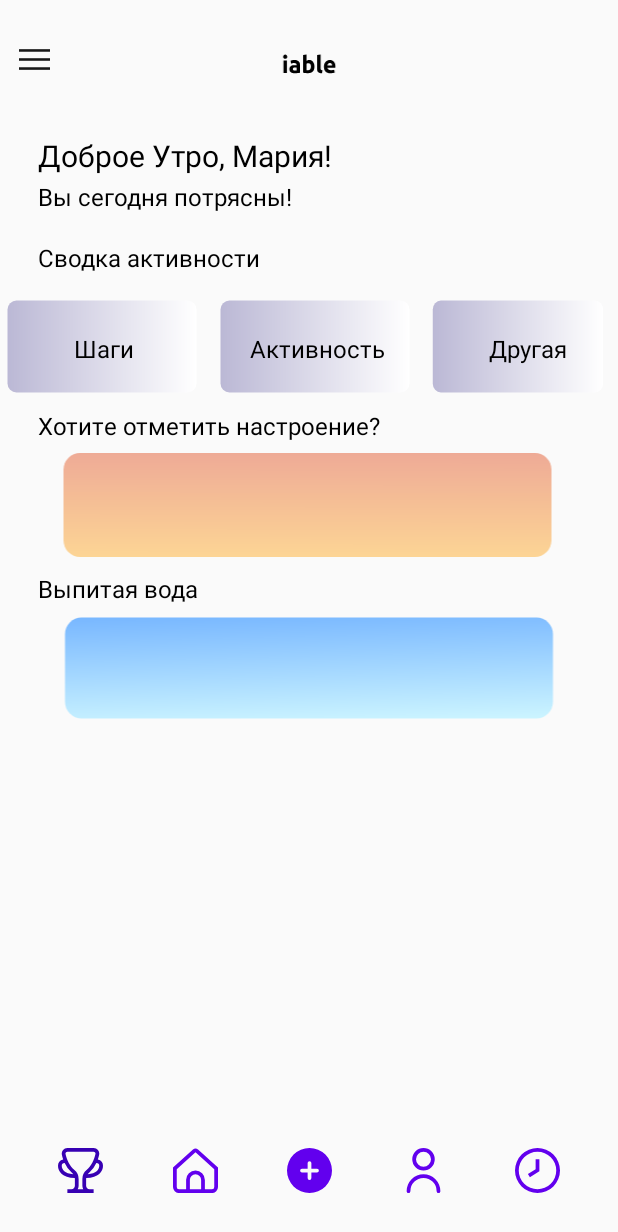
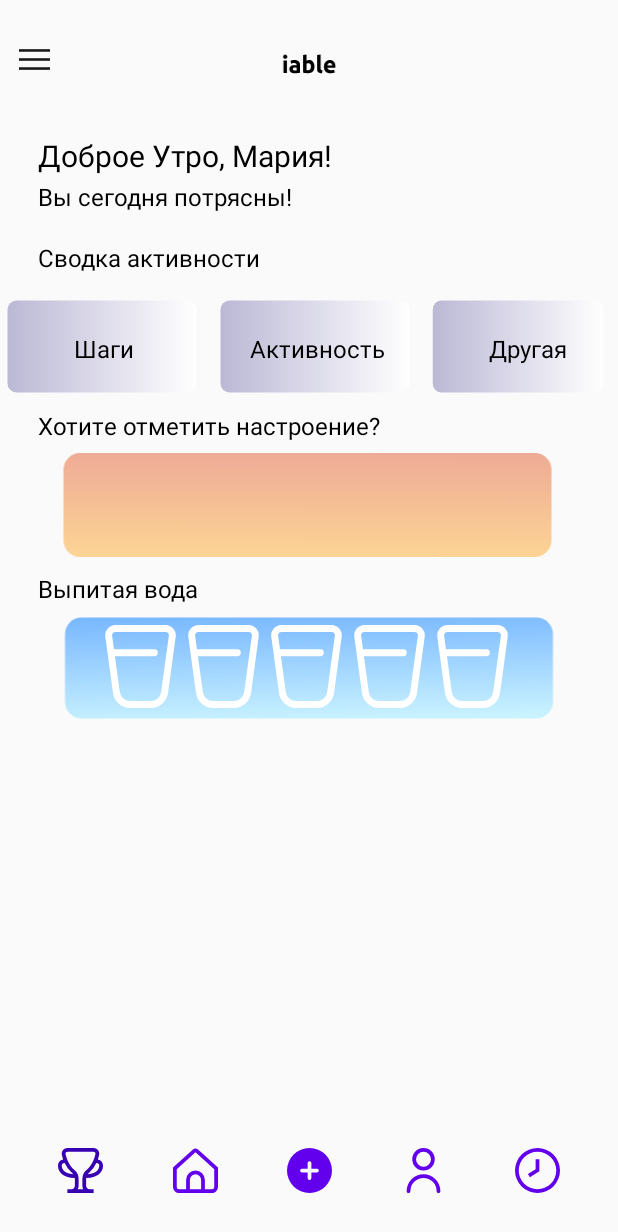
Before and after one commit to konndia/iable, an Android app: the Home screen opened directly, with no data from a screen before it, on a phone screen of 412 x 824 dp. Shown: the top 1232 px of the screen. Run offline under Robolectric (Android 15) with nearby library versions, the phone set to English and light mode, and no system bars; Roboto replaces fonts that are not available here.

Commit message:
water commit

```diff
--- /dev/null
+++ b/app/src/main/res/drawable/glass.xml
@@ -0,0 +1,9 @@
+<vector xmlns:android="http://schemas.android.com/apk/res/android"
+    android:width="55dp"
+    android:height="55dp"
+    android:viewportWidth="24"
+    android:viewportHeight="24">
+  <path
+      android:fillColor="#FFffffff"
+      android:pathData="M21.469,1.027A3,3 0,0 0,19.209 0H4.791A3,3 0,0 0,1.819 3.405l2.219,16.27A5.017,5.017 0,0 0,8.992 24h6.016a5.017,5.017 0,0 0,4.954 -4.324L22.181,3.405A3,3 0,0 0,21.469 1.027ZM17.981,19.406A3.011,3.011 0,0 1,15.008 22H8.992a3.011,3.011 0,0 1,-2.973 -2.595L4.6,9H16a1,1 0,0 0,0 -2H4.327L3.8,3.135A1,1 0,0 1,4.791 2H19.209A1,1 0,0 1,20.2 3.135Z"/>
+</vector>
--- /dev/null
+++ b/app/src/main/res/drawable/glass__1_.xml
@@ -0,0 +1,9 @@
+<vector xmlns:android="http://schemas.android.com/apk/res/android"
+    android:width="55dp"
+    android:height="55dp"
+    android:viewportWidth="24"
+    android:viewportHeight="24">
+  <path
+      android:fillColor="#FFffffff"
+      android:pathData="M21.469,1.027A3,3 0,0 0,19.209 0H4.791A3,3 0,0 0,1.819 3.405L2.309,7H16.1a1,1 0,0 1,0 2H2.582L4.038,19.675A5.017,5.017 0,0 0,8.992 24h6.016a5.017,5.017 0,0 0,4.954 -4.324L22.181,3.405A3,3 0,0 0,21.469 1.027Z"/>
+</vector>
--- /dev/null
+++ b/app/src/main/res/drawable/water_selector.xml
@@ -0,0 +1,7 @@
+<?xml version="1.0" encoding="utf-8"?>
+<selector xmlns:android="http://schemas.android.com/apk/res/android">
+    <item android:state_checked="false"
+        android:drawable="@drawable/glass" />
+    <item android:state_checked="true"
+        android:drawable="@drawable/glass__1_" />
+</selector>
--- a/app/src/main/res/layout/fragment_home.xml
+++ b/app/src/main/res/layout/fragment_home.xml
@@ -195,14 +195,66 @@
         </ImageView>
 
         <LinearLayout
-            android:layout_width="match_parent"
+            android:layout_width="280dp"
             android:layout_height="wrap_content"
             android:paddingTop="10dp"
-            android:layout_below="@id/waterTrackingText">
-            <ImageView
+            android:layout_below="@id/waterTrackingText"
+            android:layout_centerHorizontal="true">
+
+            <RelativeLayout
                 android:layout_width="wrap_content"
                 android:layout_height="wrap_content">
-            </ImageView>
+
+                <CheckBox
+                    android:layout_width="wrap_content"
+                    android:layout_height="wrap_content"
+                    android:button="@drawable/water_selector">
+                </CheckBox>
+            </RelativeLayout>
+
+            <RelativeLayout
+                android:layout_width="wrap_content"
+                android:layout_height="wrap_content">
+
+                <CheckBox
+                    android:layout_width="wrap_content"
+                    android:layout_height="wrap_content"
+                    android:button="@drawable/water_selector">
+                </CheckBox>
+            </RelativeLayout>
+
+            <RelativeLayout
+                android:layout_width="wrap_content"
+                android:layout_height="wrap_content">
+
+                <CheckBox
+                    android:layout_width="wrap_content"
+                    android:layout_height="wrap_content"
+                    android:button="@drawable/water_selector">
+                </CheckBox>
+            </RelativeLayout>
+
+            <RelativeLayout
+                android:layout_width="wrap_content"
+                android:layout_height="wrap_content">
+
+                <CheckBox
+                    android:layout_width="wrap_content"
+                    android:layout_height="wrap_content"
+                    android:button="@drawable/water_selector">
+                </CheckBox>
+            </RelativeLayout>
+
+            <RelativeLayout
+                android:layout_width="wrap_content"
+                android:layout_height="wrap_content">
+
+            <CheckBox
+                android:layout_width="wrap_content"
+                android:layout_height="wrap_content"
+                android:button="@drawable/water_selector">
+            </CheckBox>
+            </RelativeLayout>
         </LinearLayout>
     </RelativeLayout>
 </LinearLayout>
```
